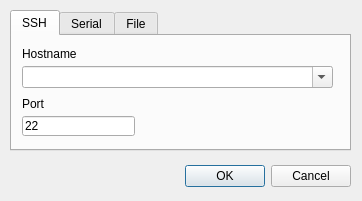
Qt form opendialog.ui (cdesjardins/ComBomb) before a commit.
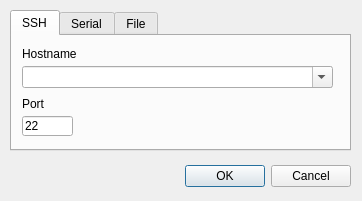
The same form after that commit. Icons and pictures are not drawn.

Patch:
```diff
--- a/opendialog.ui
+++ b/opendialog.ui
@@ -93,7 +93,7 @@
       <rect>
        <x>10</x>
        <y>80</y>
-       <width>113</width>
+       <width>51</width>
        <height>20</height>
       </rect>
      </property>
```
